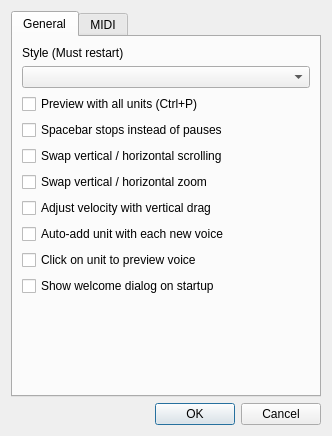
Above: src/editor/SettingsDialog.ui from yuxshao/ptcollab before the change. Below: the same form after it.
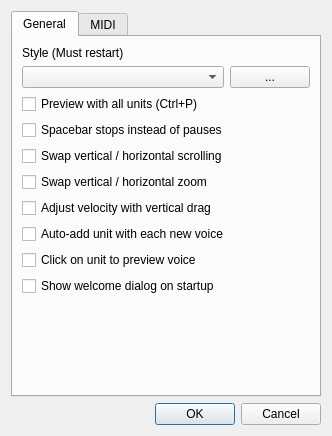
That is the form after the change.

Diff of the .ui file:
```diff
--- a/src/editor/SettingsDialog.ui
+++ b/src/editor/SettingsDialog.ui
@@ -32,7 +32,31 @@
         </widget>
        </item>
        <item>
-        <widget class="QComboBox" name="styleCombo"/>
+        <layout class="QHBoxLayout" name="horizontalLayout">
+         <item>
+          <widget class="QComboBox" name="styleCombo">
+           <property name="sizePolicy">
+            <sizepolicy hsizetype="Expanding" vsizetype="Fixed">
+             <horstretch>0</horstretch>
+             <verstretch>0</verstretch>
+            </sizepolicy>
+           </property>
+          </widget>
+         </item>
+         <item>
+          <widget class="QPushButton" name="styleButton">
+           <property name="sizePolicy">
+            <sizepolicy hsizetype="Maximum" vsizetype="Fixed">
+             <horstretch>0</horstretch>
+             <verstretch>0</verstretch>
+            </sizepolicy>
+           </property>
+           <property name="text">
+            <string>...</string>
+           </property>
+          </widget>
+         </item>
+        </layout>
        </item>
        <item>
         <widget class="QCheckBox" name="chordPreviewCheck">
```
